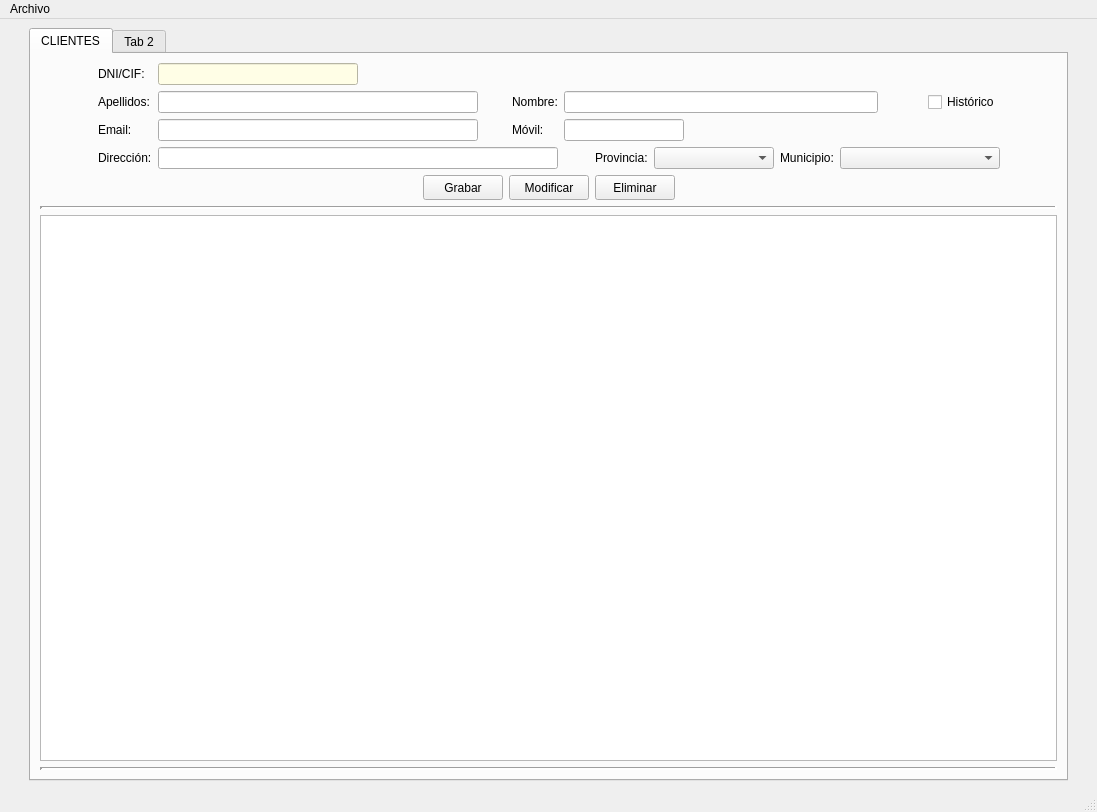
EvanSilva/ProyectoDI-2, file venPrincipal.ui: the form before one commit.
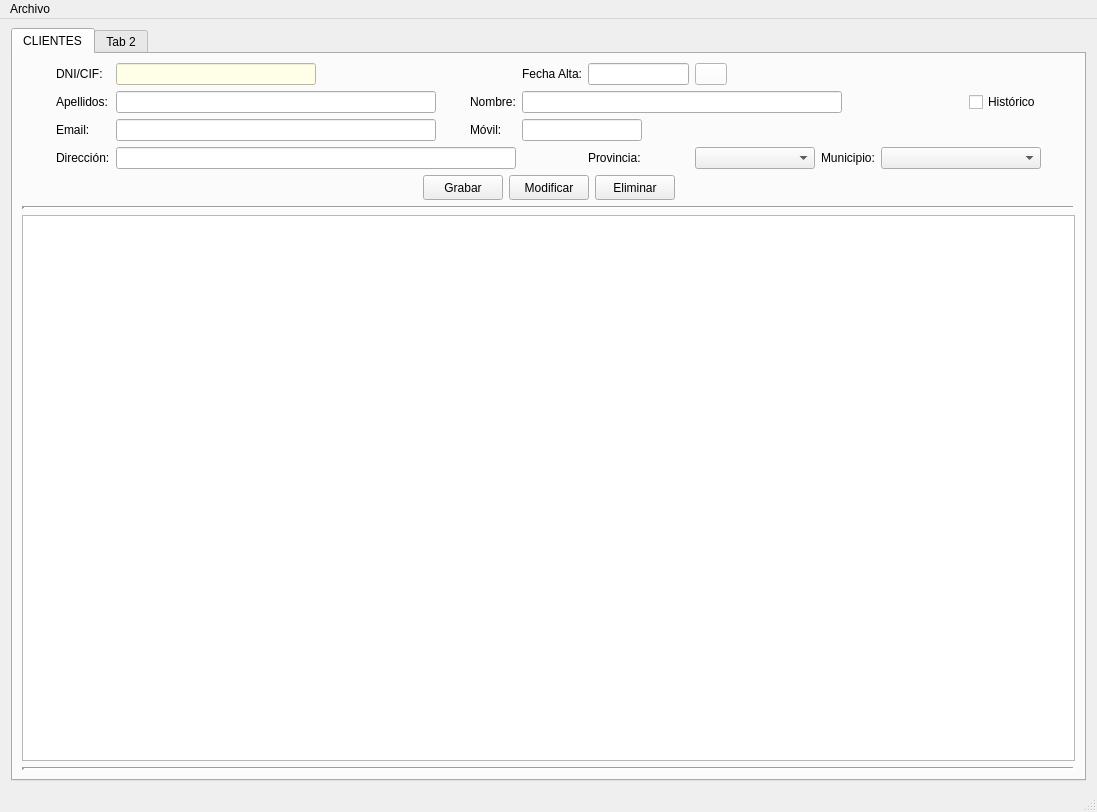
The form after the commit. Icons and pictures are not drawn.

Commit message: build(venPrincipal.py): add calendar

What changed in the file:
```diff
--- a/venPrincipal.ui
+++ b/venPrincipal.ui
@@ -503,6 +503,45 @@
             </property>
            </spacer>
           </item>
+          <item row="0" column="5">
+           <widget class="QLabel" name="lblAltacli">
+            <property name="text">
+             <string>Fecha Alta:</string>
+            </property>
+           </widget>
+          </item>
+          <item row="0" column="6">
+           <widget class="QLineEdit" name="txtAltacli"/>
+          </item>
+          <item row="0" column="7">
+           <widget class="QPushButton" name="btnCalendarcli">
+            <property name="maximumSize">
+             <size>
+              <width>32</width>
+              <height>16777215</height>
+             </size>
+            </property>
+            <property name="sizeIncrement">
+             <size>
+              <width>32</width>
+              <height>0</height>
+             </size>
+            </property>
+            <property name="contextMenuPolicy">
+             <enum>Qt::PreventContextMenu</enum>
+            </property>
+            <property name="styleSheet">
+             <string notr="true">background-color: rgb(255, 255, 255);</string>
+            </property>
+            <property name="text">
+             <string/>
+            </property>
+            <property name="icon">
+             <iconset>
+              <normaloff>img/calendar.ico</normaloff>img/calendar.ico</iconset>
+            </property>
+           </widget>
+          </item>
          </layout>
         </item>
         <item row="1" column="0">
```
The commit also changes 4 other files.
